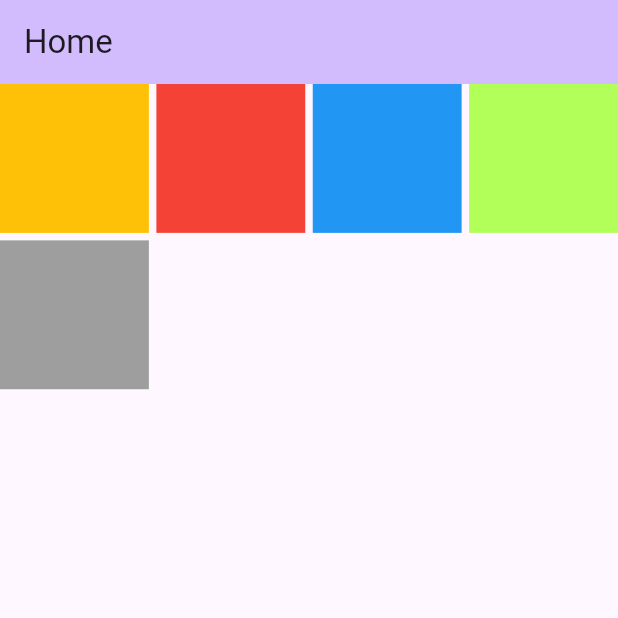
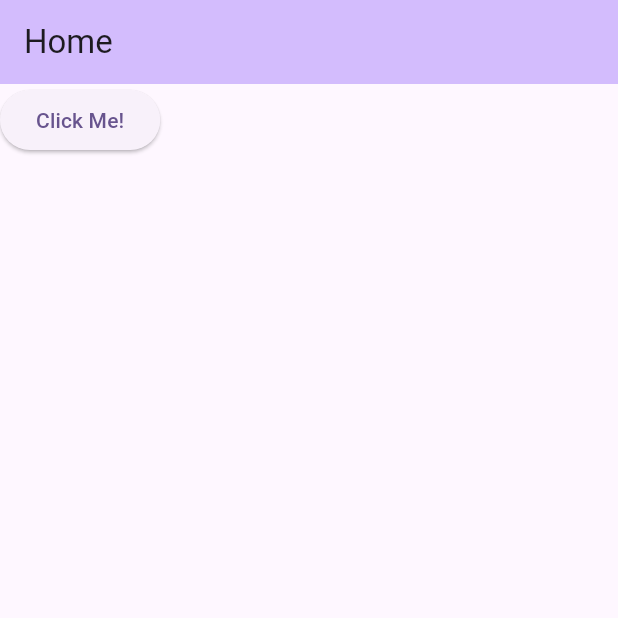
Before and after one commit to shayekh/WsCube-Flutter, a Flutter app: the screen it shows after launch, on a phone screen of 412 x 824 dp, the top half of it. Run offline on Flutter 3.47's test engine with Material 2 defaults, Android fonts, the phone set to English and light mode, and no system bars.

Commit message:
Callback Function

```diff
--- a/lib/main.dart
+++ b/lib/main.dart
@@ -56,143 +56,33 @@ class MyHomePage extends StatefulWidget {
 }
 
 class _MyHomePageState extends State<MyHomePage> {
-  int _counter = 0;
 
-  void _incrementCounter() {
-    setState(() {
-      // This call to setState tells the Flutter framework that something has
-      // changed in this State, which causes it to rerun the build method below
-      // so that the display can reflect the updated values. If we changed
-      // _counter without calling setState(), then the build method would not be
-      // called again, and so nothing would appear to happen.
-      _counter++;
-    });
+
+  callBack() {
+    print("Clicked");
   }
+
 
   @override
   Widget build(BuildContext context) {
-    var arrColors = [
-      Colors.amber,
-      Colors.red,
-      Colors.blue,
-      Colors.lightGreenAccent,
-      Colors.grey
-    ];
-
     return Scaffold(
         appBar: AppBar(
           // TRY THIS: Try changing the color here to a specific color (to
           // Colors.amber, perhaps?) and trigger a hot reload to see the AppBar
           // change color while the other colors stay the same.
-          backgroundColor: Theme.of(context).colorScheme.inversePrimary,
+          backgroundColor: Theme
+              .of(context)
+              .colorScheme
+              .inversePrimary,
           // Here we take the value from the MyHomePage object that was created by
           // the App.build method, and use it to set our appbar title.
           title: Text(widget.title),
         ),
-        body:
-            // GridView.count(crossAxisCount: 2,
-            //     crossAxisSpacing: 3,
-            //     mainAxisSpacing: 5,
-            //     children: [
-            //   Padding(
-            //     padding: const EdgeInsets.all(8.0),
-            //     child: Container(color: arrColors[0],),
-            //   ),
-            //   Padding(
-            //     padding: const EdgeInsets.all(8.0),
-            //     child: Container(color: arrColors[1],),
-            //   ),
-            //   Padding(
-            //     padding: const EdgeInsets.all(8.0),
-            //     child: Container(color: arrColors[2],),
-            //   ),
-            //   Padding(
-            //     padding: const EdgeInsets.all(8.0),
-            //     child: Container(color: arrColors[3],),
-            //   ),
-            //   Padding(
-            //     padding: const EdgeInsets.all(8.0),
-            //     child: Container(color: arrColors[4],),
-            //   ),
-            //   Padding(
-            //     padding: const EdgeInsets.all(8.0),
-            //     child: Container(color: arrColors[1],),
-            //   ),
-            //   Padding(
-            //     padding: const EdgeInsets.all(8.0),
-            //     child: Container(color: arrColors[2],),
-            //   ),
-            //   Padding(
-            //     padding: const EdgeInsets.all(8.0),
-            //     child: Container(color: arrColors[3],),
-            //   ),
-            //
-            //
-            //
-            //
-            // ]),
+        body: ElevatedButton(
+          onPressed: callBack,
+          child: const Text('Click Me!'),
 
-            // GridView.extent(maxCrossAxisExtent: 100,
-            //
-            //     children: [
-            //       Padding(
-            //         padding: const EdgeInsets.all(8.0),
-            //         child: Container(color: arrColors[0],),
-            //       ),
-            //       Padding(
-            //         padding: const EdgeInsets.all(8.0),
-            //         child: Container(color: arrColors[1],),
-            //       ),
-            //       Padding(
-            //         padding: const EdgeInsets.all(8.0),
-            //         child: Container(color: arrColors[2],),
-            //       ),
-            //       Padding(
-            //         padding: const EdgeInsets.all(8.0),
-            //         child: Container(color: arrColors[3],),
-            //       ),
-            //       Padding(
-            //         padding: const EdgeInsets.all(8.0),
-            //         child: Container(color: arrColors[4],),
-            //       ),
-            //       Padding(
-            //         padding: const EdgeInsets.all(8.0),
-            //         child: Container(color: arrColors[1],),
-            //       ),
-            //       Padding(
-            //         padding: const EdgeInsets.all(8.0),
-            //         child: Container(color: arrColors[2],),
-            //       ),
-            //       Padding(
-            //         padding: const EdgeInsets.all(8.0),
-            //         child: Container(color: arrColors[3],),
-            //       ),
-            //
-            //
-            //
-            //
-            //     ]),
-
-            // GridView.builder(itemBuilder: (context, index) {
-            //   return Container(color: arrColors[index], );
-            // }, itemCount: arrColors.length, gridDelegate:  const SliverGridDelegateWithFixedCrossAxisCount(
-            //   crossAxisCount: 3,
-            //    mainAxisExtent: 100,
-            //   crossAxisSpacing: 5.0,
-            //   mainAxisSpacing: 5.0,
-            // ))
-
-            GridView.builder(
-                itemBuilder: (context, index) {
-                  return Container(
-                    color: arrColors[index],
-                  );
-                },
-                itemCount: arrColors.length,
-                gridDelegate: const SliverGridDelegateWithMaxCrossAxisExtent(
-                  maxCrossAxisExtent: 100,
-                  crossAxisSpacing: 5.0,
-                  mainAxisSpacing: 5.0,
-                )));
+        )
+    );
   }
 }
```
